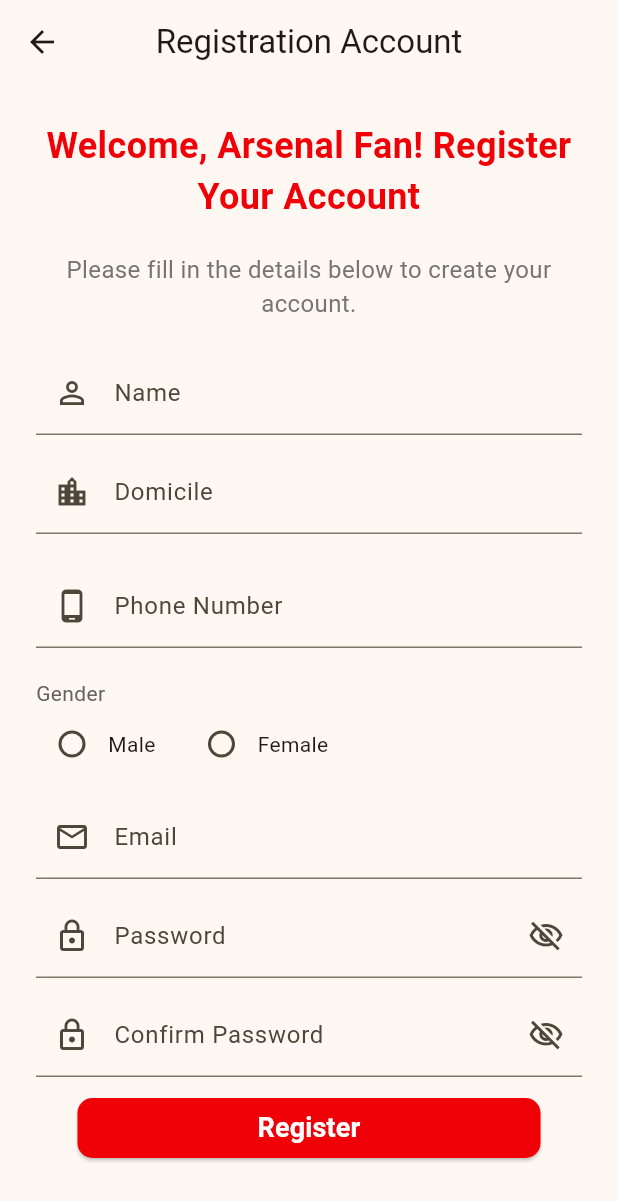
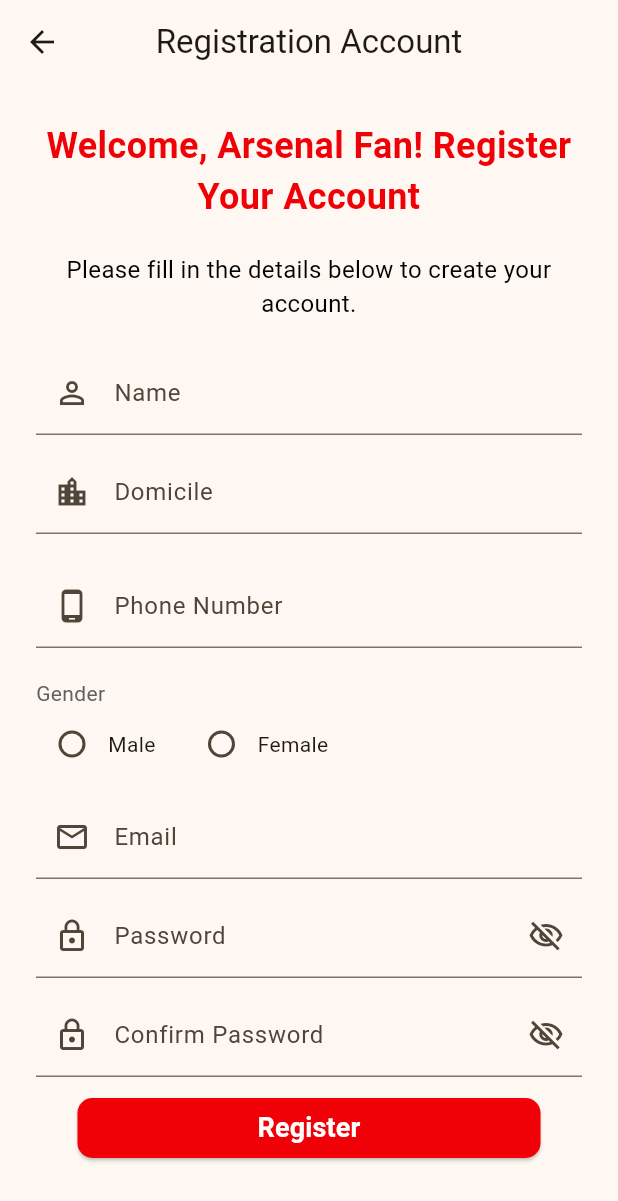
Before and after one commit to taworld-star/AplikasiBola_0040, a Flutter app: the RegistrationPage screen opened by its route, on a phone screen of 412 x 824 dp. Shown: the top 1201 px of the screen. Run offline on Flutter 3.47's test engine with Material 3 defaults, Android fonts, the light colour scheme and no system bars.

```diff
--- a/lib/login_page.dart
+++ b/lib/login_page.dart
@@ -66,7 +66,7 @@
                 textAlign: TextAlign.center,
                 style: TextStyle(
                   fontSize: 16,
-                  color: Colors.grey[600],
+                  color: const Color.fromARGB(255, 0, 0, 0), //untuk bagian subjudul
                 ),
               ),
               const SizedBox(
--- a/lib/registration_page.dart
+++ b/lib/registration_page.dart
@@ -91,7 +91,7 @@
                 textAlign: TextAlign.center,
                 style: TextStyle(
                   fontSize: 16,
-                  color: Colors.grey[600],
+                  color: const Color.fromARGB(255, 0, 0, 0),
                 ),
               ),
               const SizedBox(height: 20),
```
Also changed, not shown: 1 other file.
